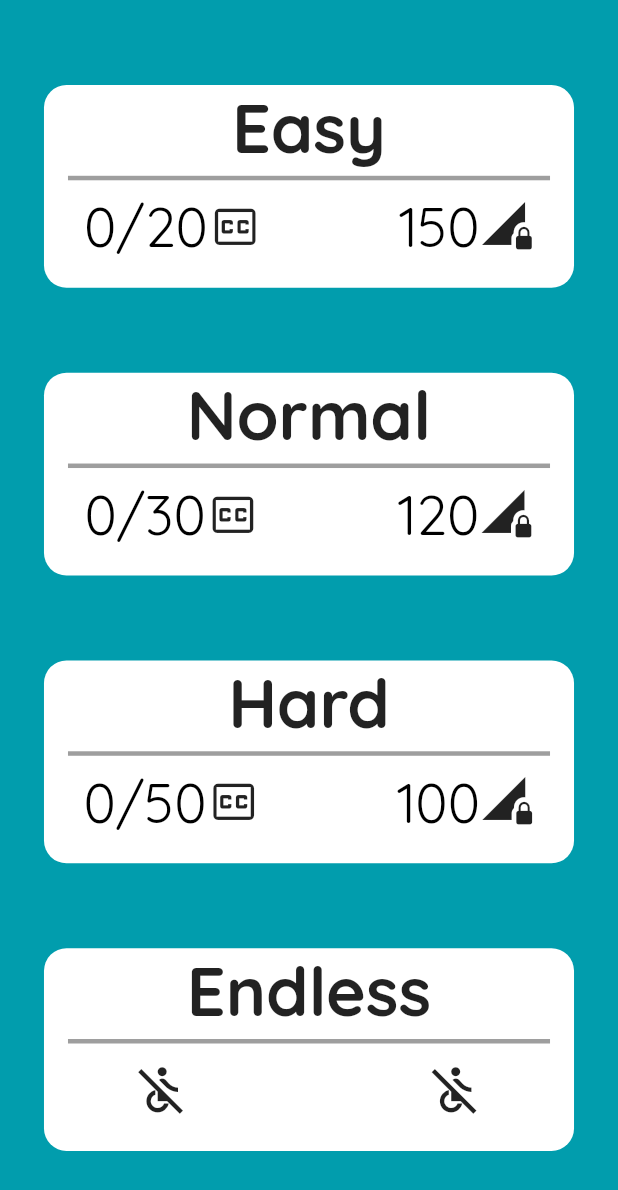
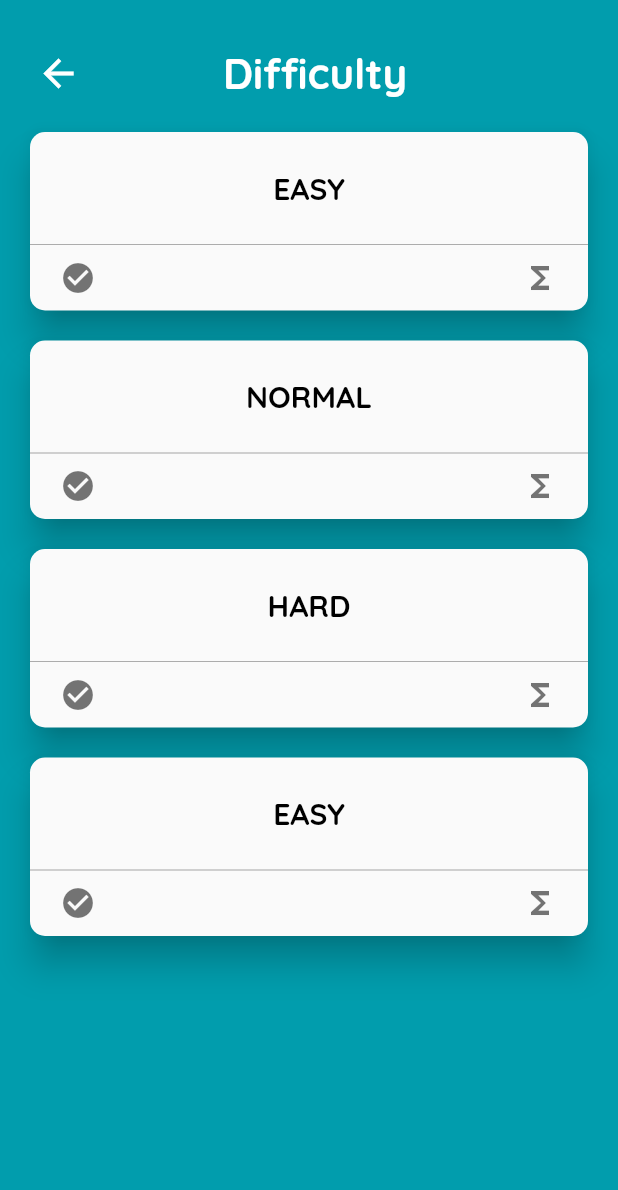
Before and after one commit to pdnminh99/flaguru, a Flutter app: the screen it shows after launch, after a tap on "Play", on a phone screen of 412 x 824 dp. Shown: the top 1190 px of the screen. Run offline on Flutter 3.47's test engine with Material 2 defaults, Android fonts, the phone set to English and light mode, and no system bars; our stand-ins replace audioplayers, connectivity, firebase_auth, flutter_spinkit, google_sign_in and 2 more; missing offline and left inert: dart:ffi; accounts and stored records are empty.

Commit message:
overhauled diff screen

```diff
--- a/lib/main.dart
+++ b/lib/main.dart
@@ -28,7 +28,7 @@ class MyApp extends StatelessWidget {
 
   Widget build(BuildContext context) {
     audioPlayer = GlobalAudioPlayer(this.settings);
-    audioPlayer.playMusic();
+//    audioPlayer.playMusic();
 
     return ChangeNotifierProvider(
       builder: (context) => settings,
--- a/lib/screens/difficulty_screen.dart
+++ b/lib/screens/difficulty_screen.dart
@@ -1,8 +1,7 @@
-import 'package:flaguru/widgets/difficulty_cart.dart';
+import 'package:flaguru/models/Enum.dart';
+import 'package:flaguru/screens/menu_screen.dart';
+import 'package:flaguru/widgets/diff_card_expandable.dart';
 import 'package:flutter/material.dart';
-import 'package:flaguru/screens/play_screen.dart';
-import '../models/Enum.dart';
-import 'package:flaguru/widgets/difficulty_screen_animation.dart';
 
 class DifficultyScreen extends StatefulWidget {
   static String routeName = '/difficulty_screen';
@@ -11,79 +10,74 @@ class DifficultyScreen extends StatefulWidget {
   _DifficultyScreenState createState() => _DifficultyScreenState();
 }
 
-class _DifficultyScreenState extends State<DifficultyScreen> with SingleTickerProviderStateMixin {
-  bool animated = false;
-  int timerIconCode = 58405;
-  int poinIconCode = 57710;
-  int infiniteIcon = 60221;
+class _DifficultyScreenState extends State<DifficultyScreen> with TickerProviderStateMixin {
+  final _controllers = List<AnimationController>(4);
 
-  AnimationController _animatedContainer;
-  Difficulty_screen_animation _difficulty_screen_animation;
-
-  //TODO Making dynamic increment number to playcheckpoint
-  final List arrayofCheckPoint = [
-    '0/20',
-    '0/30',
-    '0/50',
-  ];
-
-  @override
-  _DifficultyScreenState({
-    arrayofCheckPoint,
-  });
+  Animation<double> animation;
 
   @override
   void initState() {
-    _animatedContainer = AnimationController(
-      duration: const Duration(milliseconds: 800),
-      vsync: this,
-    );
-    _difficulty_screen_animation = Difficulty_screen_animation(_animatedContainer);
-
-    _animatedContainer.forward();
+    for (var i = 0, len = _controllers.length; i < len; i++) {
+      _controllers[i] =
+          AnimationController(duration: const Duration(milliseconds: 300), vsync: this);
+    }
     super.initState();
   }
 
   @override
   void dispose() {
-    _animatedContainer.dispose();
+    for (var controller in _controllers) controller.dispose();
     super.dispose();
+  }
+
+  void animate(int index) {
+    for (var i = 0, len = _controllers.length; i < len; i++) {
+      final ctr = _controllers[i];
+      if (i == index) {
+        (ctr.value == 1) ? ctr.reverse() : ctr.forward();
+      } else
+        _controllers[i].reverse();
+    }
   }
 
   @override
   Widget build(BuildContext context) {
     return Scaffold(
-        backgroundColor: Color.fromARGB(255, 1, 157, 173),
+      backgroundColor: const Color(0xff019dad),
       body: WillPopScope(
         onWillPop: () async => false,
-          child: Container(
-              child: Center(
+        child: SingleChildScrollView(
           child: Column(
-                mainAxisAlignment: MainAxisAlignment.spaceEvenly,
-                crossAxisAlignment: CrossAxisAlignment.center,
             children: <Widget>[
-                  FadeTransition(
-                    opacity: _difficulty_screen_animation.popUp,
-                    child: diffculty_cart("Easy", "150", this.arrayofCheckPoint[0], Difficulty.EASY,
-                        poinIconCode, timerIconCode),
+              buildHeader(context),
+              ExpandableDiffCard(_controllers[0], diff: Difficulty.EASY, onTap: () => animate(0)),
+              ExpandableDiffCard(_controllers[1], diff: Difficulty.NORMAL, onTap: () => animate(1)),
+              ExpandableDiffCard(_controllers[2], diff: Difficulty.HARD, onTap: () => animate(2)),
+              ExpandableDiffCard(_controllers[3], diff: Difficulty.EASY, onTap: () => animate(3)),
+            ],
           ),
-                  FadeTransition(
-                    opacity: _difficulty_screen_animation.popUp,
-                    child: diffculty_cart("Normal", "120", this.arrayofCheckPoint[1],
-                        Difficulty.NORMAL, poinIconCode, timerIconCode),
         ),
-                  FadeTransition(
-                    opacity: _difficulty_screen_animation.popUp,
-                    child: diffculty_cart("Hard", "100", this.arrayofCheckPoint[2], Difficulty.HARD,
-                        poinIconCode, timerIconCode),
       ),
-                  FadeTransition(
-                    opacity: _difficulty_screen_animation.popUp,
-                    child: diffculty_cart(
-                        "Endless", "", "", Difficulty.HARD, infiniteIcon, infiniteIcon),
+    );
+  }
+
+  Widget buildHeader(BuildContext context) {
+    return Padding(
+      padding: const EdgeInsets.only(top: 25, bottom: 5, left: 15, right: 15),
+      child: Row(
+        mainAxisAlignment: MainAxisAlignment.spaceBetween,
+        children: <Widget>[
+          IconButton(
+            icon: Icon(Icons.arrow_back, color: Colors.white, size: 30),
+            onPressed: () => Navigator.of(context).pushReplacementNamed(MenuScreen.routeName),
           ),
-                ]),
-          )),
-        ));
+          Text(
+            'Difficulty',
+            style: TextStyle(color: Colors.white, fontSize: 28, fontWeight: FontWeight.bold),
+          ),
+          const SizedBox(width: 40),
+        ],
+      ),
+    );
   }
 }
--- a/lib/screens/settings_screen.dart
+++ b/lib/screens/settings_screen.dart
@@ -19,14 +19,6 @@ class SettingsScreen extends StatelessWidget {
     );
   }
 
-  Widget buildAppBar() {
-    return AppBar(
-      elevation: 0,
-      title: Text('Settings', style: TextStyle(fontWeight: FontWeight.bold, fontSize: 25)),
-      backgroundColor: const Color(0xff019dad),
-    );
-  }
-
   Widget buildBottomGear(BuildContext context) {
     final size = MediaQuery.of(context).size.width;
 
--- /dev/null
+++ b/lib/widgets/diff_card_expandable.dart
@@ -0,0 +1,100 @@
+import 'package:flaguru/models/Enum.dart';
+import 'package:flaguru/screens/play_screen.dart';
+import 'package:flaguru/utils/enum_string.dart';
+import 'package:flaguru/widgets/start_button_animated.dart';
+import 'package:flutter/cupertino.dart';
+import 'package:flutter/material.dart';
+
+class ExpandableDiffCard extends AnimatedWidget {
+  final Difficulty diff;
+  final Function onTap;
+
+  ExpandableDiffCard(AnimationController controller, {this.diff, this.onTap})
+      : super(listenable: controller);
+
+  @override
+  Widget build(BuildContext context) {
+    final borderRadius = BorderRadius.circular(10);
+
+    return Container(
+      width: double.infinity,
+      margin: const EdgeInsets.symmetric(horizontal: 20, vertical: 10),
+      child: Material(
+        elevation: 10,
+        borderRadius: borderRadius,
+        child: InkWell(
+          borderRadius: borderRadius,
+          onTap: onTap,
+          child: Column(
+            children: <Widget>[
+              buildHeader(EnumString.getDifficulty(diff)),
+              buildExpandableArea(listenable, context),
+              buildBestResult(),
+            ],
+          ),
+        ),
+      ),
+    );
+  }
+
+  Widget buildHeader(String header) {
+    return Padding(
+      padding: const EdgeInsets.all(25),
+      child: Text(
+        header.toUpperCase(),
+        style: TextStyle(
+          fontSize: 20,
+          color: Colors.black,
+          fontWeight: FontWeight.bold,
+        ),
+      ),
+    );
+  }
+
+  Widget buildExpandableArea(AnimationController controller, BuildContext context) {
+    return Container(
+      width: double.infinity,
+      height: controller.value * 150,
+      decoration: BoxDecoration(
+        border: const Border(
+          top: BorderSide(color: Colors.black38, width: 0.3),
+          bottom: BorderSide(color: Colors.black38, width: 0.3),
+        ),
+      ),
+      child: SingleChildScrollView(child: buildDiffInfoArea(context)),
+    );
+  }
+
+  Widget buildBestResult() {
+    return Padding(
+      padding: const EdgeInsets.symmetric(horizontal: 20, vertical: 10),
+      child: Row(
+        mainAxisAlignment: MainAxisAlignment.spaceBetween,
+        children: <Widget>[
+          Icon(Icons.check_circle, color: Colors.black54),
+          Icon(Icons.functions, color: Colors.black54),
+        ],
+      ),
+    );
+  }
+
+  Widget buildDiffInfoArea(BuildContext context) {
+    return Container(
+      constraints: BoxConstraints(maxHeight: 150),
+      padding: const EdgeInsets.all(10),
+      child: Column(
+        mainAxisAlignment: MainAxisAlignment.spaceBetween,
+        children: <Widget>[
+          Text('Quiz total: 20'),
+          AnimatedStartButton(95, 55, Colors.white, () => toPlayScreen(context)),
+        ],
+      ),
+    );
+  }
+
+  void toPlayScreen(BuildContext context) {
+    Navigator.of(context).pushReplacementNamed(PlayScreen.routeName, arguments: diff);
+  }
+
+  List<String> getSentences() {}
+}
--- a/lib/widgets/difficulty_cart.dart
+++ /dev/null
@@ -1,98 +0,0 @@
-import 'package:flaguru/models/Enum.dart';
-import 'package:flaguru/screens/play_screen.dart';
-import 'package:flutter/material.dart';
-
-
-class diffculty_cart extends StatelessWidget {
-  String name;
-  String point;
-  String timer;
-  Difficulty difficulty;
-  int pointIcon;
-  int timerIcon;
-  double iconSize=30;
-  BuildContext contextparam;
-  diffculty_cart(this.name, this.timer, this.point, this.difficulty,
-      this.pointIcon, this.timerIcon);
-
-  @override
-  Widget build(BuildContext context) {
-    double _height = MediaQuery.of(context).size.height;
-    double _width = MediaQuery.of(context).size.width;
-    // TODO: implement build
-    return FlatButton(
-
-      color: Colors.white,
-      shape: RoundedRectangleBorder(borderRadius: BorderRadius.circular(15)),
-      // padding: EdgeInsets.all(1),
-      onPressed: () {
-        // Navigator.pushNamed(context, routename);
-        // Navigator.pop(context,MaterialPageRoute(builder: (context) => PlayScreen(difficulty: routename,)));
-        // Navigator.push(context, MaterialPageRoute(builder: (context) => PlayScreen(difficulty: routename,)));
-        // Navigator.pop(context);
-        Navigator.pushReplacementNamed(context, PlayScreen.routeName, arguments: difficulty);
-      },
-      child: Container(
-        height: _height*0.164,
-        width: _width*0.78,
-        child: Column(
-          children: <Widget>[
-            Text(
-              name,
-              style: TextStyle(
-                color: Colors.black87,
-                fontSize: _height*0.055,
-                fontWeight: FontWeight.w600,
-              ),
-            ),
-            Divider(
-              color: Colors.black38,
-              height: 10,
-              thickness: 3,
-            ),
-            Padding(
-              padding: EdgeInsets.only(top: 5),
-            ),
-            Row(
-              mainAxisAlignment: MainAxisAlignment.spaceEvenly,
-              children: <Widget>[
-                Row(
-                  children: <Widget>[
-                    Text(
-                      point,
-                      style: TextStyle(
-                        color: Colors.black,
-                        fontSize: _height*0.044,
-                        fontWeight: FontWeight.w500,
-                      ),
-                    ),
-                    Icon(IconData(pointIcon, fontFamily: 'MaterialIcons'),size: _height*0.044,),
-                  ],
-                ),
-                SizedBox(
-                  width: 70,
-                ),
-                Row(
-                  children: <Widget>[
-                    Text(
-                      timer,
-                      style: TextStyle(
-                        color: Colors.black,
-                        fontSize: _height*0.044,
-                        fontWeight: FontWeight.w500,
-                      ),
-                    ),
-                    Icon(IconData(timerIcon, fontFamily: 'MaterialIcons'),size: _height*0.044,),
-                  ],
-                ),
-              ],
-            ),
-            // Padding(
-            //   padding: EdgeInsets.only(bottom: 5),
-            // ),
-          ],
-        ),
-      ),
-    );
-  }
-}
--- a/lib/widgets/difficulty_screen_animation.dart
+++ /dev/null
@@ -1,19 +0,0 @@
-import 'package:flutter/material.dart';
-
-class Difficulty_screen_animation{
-  //Stagged Animations
-  int playerCheckpoint;
-  final AnimationController _controller;
-
-  Animation<int> playerCheckpoint_Ani;
-  Animation<double> popUp;
-  Difficulty_screen_animation(
-    this._controller
-  ){
-    playerCheckpoint_Ani = Tween<int>(begin: 0,end: this.playerCheckpoint).animate(CurvedAnimation(
-      parent: this._controller,
-      curve: Interval(0.5, 0.7),
-    ));
-    popUp=Tween<double>(begin: 0.2,end: 1).animate(this._controller);
-  }
-}
--- a/lib/widgets/start_area.dart
+++ b/lib/widgets/start_area.dart
@@ -1,71 +1,18 @@
-import 'dart:async';
-import 'dart:math';
-
 import 'package:flutter/material.dart';
 import 'package:provider/provider.dart';
 
+import 'start_button_animated.dart';
 import '../utils/global_audio_player.dart';
 import '../utils/round_provider.dart';
 
-class StartArea extends StatefulWidget {
-  @override
-  _StartAreaState createState() => _StartAreaState();
-}
-
-class _StartAreaState extends State<StartArea> with SingleTickerProviderStateMixin {
-  AnimationController controller;
-  Timer timer;
-
-  @override
-  void initState() {
-    audioPlayer.playSoundLetsGo();
-    controller = AnimationController(duration: const Duration(milliseconds: 800), vsync: this);
-    controller.forward();
-
-    setTimer();
-    super.initState();
-  }
-
-  void setTimer() {
-    timer = Timer.periodic(const Duration(seconds: 2), (_) {
-      controller.value = 0;
-      controller.forward();
-    });
-  }
-
-  @override
-  void dispose() {
-    timer?.cancel();
-    controller.dispose();
-    super.dispose();
-  }
-
+class StartArea extends StatelessWidget {
   @override
   Widget build(BuildContext context) {
-    final round = Provider.of<RoundProvider>(context);
+    audioPlayer.playSoundLetsGo();
+    final round = Provider.of<RoundProvider>(context, listen: false);
 
     return Center(
-      child: AnimatedBuilder(
-        animation: controller,
-        child: Container(
-          width: 95,
-          height: 55,
-          child: RaisedButton(
-            color: Colors.white,
-            elevation: 10,
-            onPressed: round.startGame,
-            shape: RoundedRectangleBorder(borderRadius: BorderRadius.circular(10)),
-            child: const Icon(Icons.play_arrow, size: 35),
-          ),
-        ),
-        builder: (BuildContext context, Widget child) {
-          return Transform(
-            alignment: FractionalOffset.center,
-            transform: Matrix4.rotationX(controller.value * pi),
-            child: child,
-          );
-        },
-      ),
+      child: AnimatedStartButton(95, 55, Colors.white, round.startGame),
     );
   }
 }
--- /dev/null
+++ b/lib/widgets/start_button_animated.dart
@@ -0,0 +1,62 @@
+import 'dart:math';
+
+import 'package:flutter/material.dart';
+
+class AnimatedStartButton extends StatefulWidget {
+  final double width;
+  final double height;
+  final Function onPress;
+  final Color color;
+
+  AnimatedStartButton(this.width, this.height, this.color, this.onPress);
+
+  @override
+  _AnimatedStartButtonState createState() => _AnimatedStartButtonState();
+}
+
+class _AnimatedStartButtonState extends State<AnimatedStartButton>
+    with SingleTickerProviderStateMixin {
+  AnimationController controller;
+  Animation<double> animation;
+
+  @override
+  void initState() {
+    controller = AnimationController(duration: const Duration(seconds: 2), vsync: this);
+    animation = Tween(begin: 0.0, end: 1.0)
+        .animate(CurvedAnimation(parent: controller, curve: Interval(0.7, 1)));
+
+    controller.repeat();
+    super.initState();
+  }
+
+  @override
+  void dispose() {
+    controller.dispose();
+    super.dispose();
+  }
+
+  @override
+  Widget build(BuildContext context) {
+    return AnimatedBuilder(
+      animation: animation,
+      child: Container(
+        width: widget.width,
+        height: widget.height,
+        child: RaisedButton(
+          color: widget.color,
+          elevation: 3,
+          onPressed: widget.onPress,
+          shape: RoundedRectangleBorder(borderRadius: BorderRadius.circular(10)),
+          child: const Icon(Icons.play_arrow, size: 35),
+        ),
+      ),
+      builder: (BuildContext context, Widget child) {
+        return Transform(
+          alignment: FractionalOffset.center,
+          transform: Matrix4.rotationX(animation.value * pi),
+          child: child,
+        );
+      },
+    );
+  }
+}
```
Also changed, not shown: pubspec.lock, 2 other files. Lines whose indentation alone changed are shown as unchanged.
